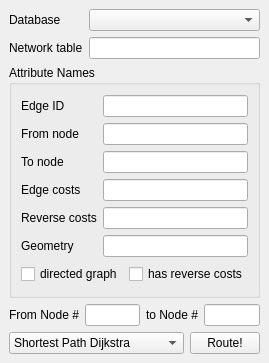
Old version of the form ui_pgRoutingLayer.ui in the repository anitagraser/pgRoutingLayer.
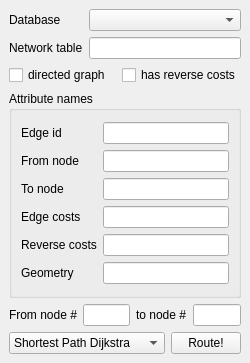
New version of the form.

Commit message: gui consistency, better handling for different routing methods in pgRoutingLayer.run()

The edit to the form file:
```diff
--- a/ui_pgRoutingLayer.ui
+++ b/ui_pgRoutingLayer.ui
@@ -62,13 +62,37 @@
       </item>
      </layout>
     </item>
+    <item>
+     <layout class="QHBoxLayout" name="horizontalLayout_3">
+      <item>
+       <widget class="QCheckBox" name="checkBoxDirected">
+        <property name="toolTip">
+         <string>tick if the graph is directed</string>
+        </property>
+        <property name="text">
+         <string>directed graph</string>
+        </property>
+       </widget>
+      </item>
+      <item>
+       <widget class="QCheckBox" name="checkBoxReverse">
+        <property name="toolTip">
+         <string>if ticked, reverse cost will be used for the cost of the traversal of the edge in the opposite direction</string>
+        </property>
+        <property name="text">
+         <string>has reverse costs</string>
+        </property>
+       </widget>
+      </item>
+     </layout>
+    </item>
     <item>
      <widget class="QGroupBox" name="groupBox">
       <property name="locale">
        <locale language="English" country="UnitedStates"/>
       </property>
       <property name="title">
-       <string>Attribute Names</string>
+       <string>Attribute names</string>
       </property>
       <layout class="QVBoxLayout" name="verticalLayout_2">
        <item>
@@ -79,7 +103,7 @@
             <locale language="English" country="UnitedStates"/>
            </property>
            <property name="text">
-            <string>Edge ID</string>
+            <string>Edge id</string>
            </property>
           </widget>
          </item>
@@ -186,30 +210,6 @@
          </item>
         </layout>
        </item>
-       <item>
-        <layout class="QHBoxLayout" name="horizontalLayout_3">
-         <item>
-          <widget class="QCheckBox" name="checkBoxDirected">
-           <property name="toolTip">
-            <string>tick if the graph is directed</string>
-           </property>
-           <property name="text">
-            <string>directed graph</string>
-           </property>
-          </widget>
-         </item>
-         <item>
-          <widget class="QCheckBox" name="checkBoxReverse">
-           <property name="toolTip">
-            <string>if ticked, reverse cost will be used for the cost of the traversal of the edge in the opposite direction</string>
-           </property>
-           <property name="text">
-            <string>has reverse costs</string>
-           </property>
-          </widget>
-         </item>
-        </layout>
-       </item>
       </layout>
      </widget>
     </item>
@@ -221,7 +221,7 @@
          <locale language="English" country="UnitedStates"/>
         </property>
         <property name="text">
-         <string>From Node #</string>
+         <string>From node #</string>
         </property>
        </widget>
       </item>
@@ -241,7 +241,7 @@
          <locale language="English" country="UnitedStates"/>
         </property>
         <property name="text">
-         <string>to Node #</string>
+         <string>to node #</string>
         </property>
        </widget>
       </item>
```
The commit also changes 1 other file.
